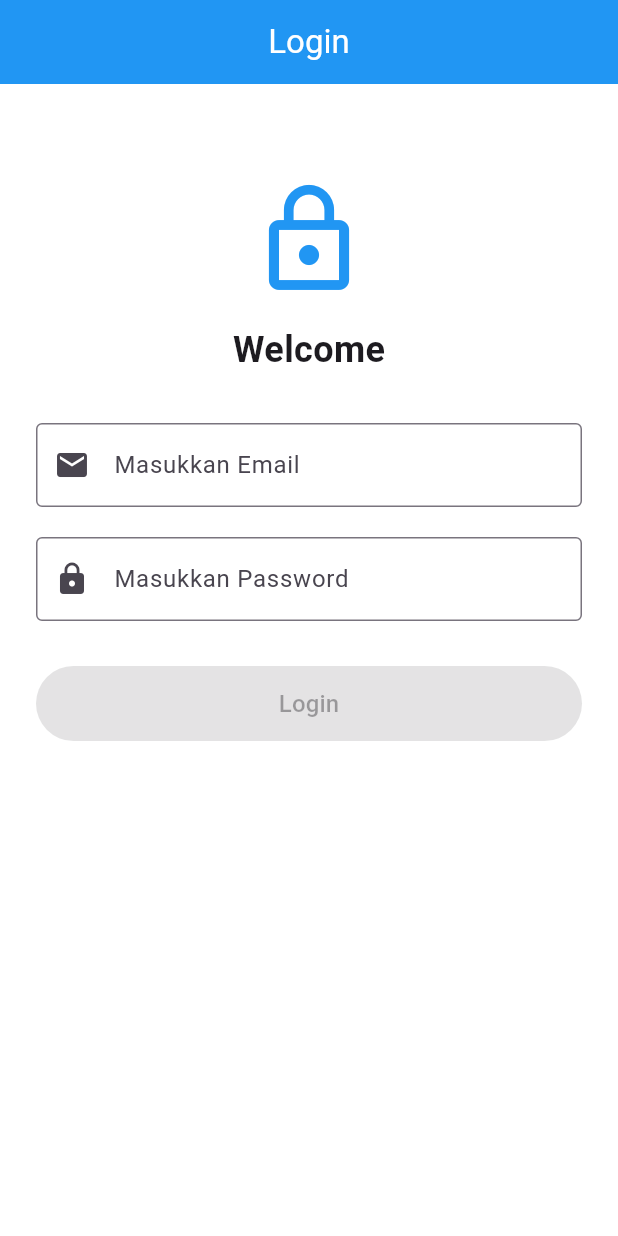
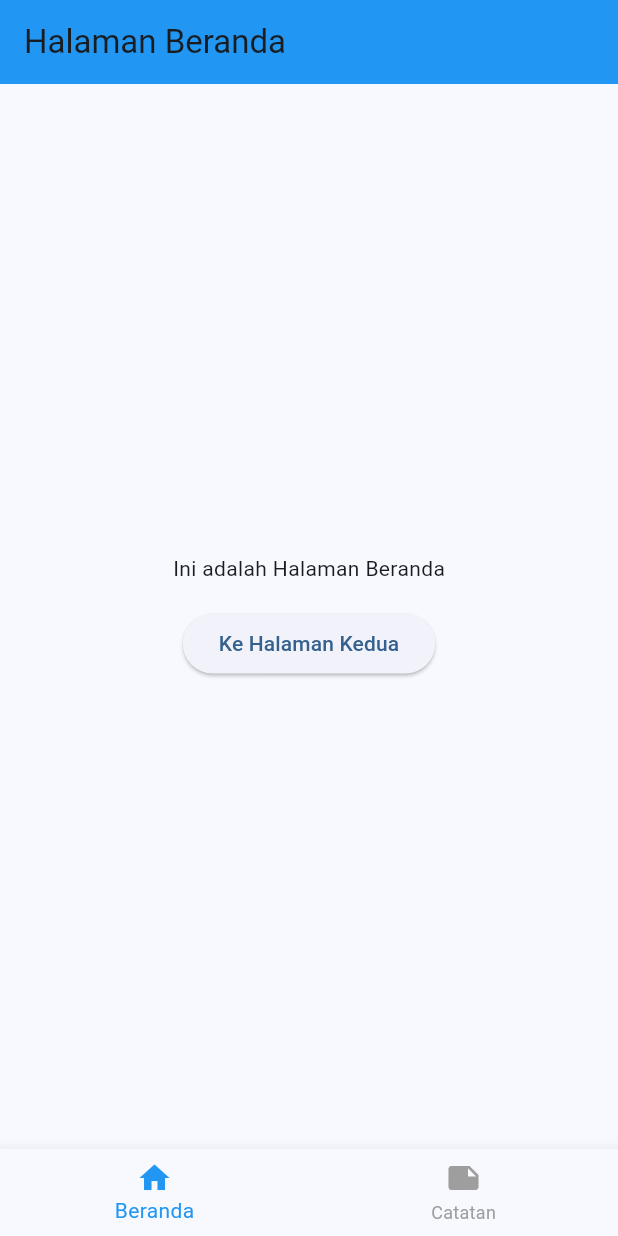
Before and after one commit to Rifqi121/note-app, a Flutter app: the screen it shows after launch, on a phone screen of 412 x 824 dp. Run offline on Flutter 3.47's test engine with Material 3 defaults, Android fonts, the phone set to English and light mode, and no system bars; our stand-ins replace shared_preferences.

```diff
--- a/lib/app.dart
+++ b/lib/app.dart
@@ -1,13 +1,28 @@
 import 'package:flutter/material.dart';
-import 'package:note/screen/login.dart';
+import 'package:note/screen/home_screen.dart';
+import 'package:note/screen/navigation/navigation_bar.dart';
+import 'package:note/screen/second_screen.dart';
+import 'package:note/screen/splash_screen.dart';
+import 'package:note/screen/third_screen.dart';
 
 class MainApp extends StatelessWidget {
   const MainApp({super.key});
 
   @override
   Widget build(BuildContext context) {
-    return const MaterialApp(
-      home: LoginPage(),
+    return MaterialApp(
+      title: 'Notes App',
+      theme: ThemeData(
+        colorScheme: ColorScheme.fromSeed(seedColor: Colors.blue),
+        useMaterial3: true,
+        ),
+      initialRoute: '/splash',
+      routes: {
+        '/' : (context) => MainNavigation(),
+        '/spalsh': (context) => const SplashScreen(),
+        '/second': (context) => SecondScreen(),
+        '/third': (context) => ThirdScreen(),
+      },
     );
   }
 }
--- /dev/null
+++ b/lib/screen/home_screen.dart
@@ -0,0 +1,27 @@
+import 'package:flutter/material.dart';
+
+class HomeScreen extends StatelessWidget {
+  const HomeScreen({super.key});
+
+  @override
+  Widget build(BuildContext context) {
+    return Scaffold(
+      appBar: AppBar(title: const Text('Halaman Beranda'), backgroundColor: Colors.blue,),
+      body: Center(
+        child: Column(
+          mainAxisAlignment: MainAxisAlignment.center,
+          children: [
+            const Text('Ini adalah Halaman Beranda'),
+            const SizedBox(height: 16),
+            ElevatedButton(
+              onPressed: () {
+                Navigator.pushNamed(context, '/second');
+              },
+              child: const Text('Ke Halaman Kedua'),
+            ),
+          ],
+        ),
+      ),
+    );
+  }
+}
--- a/lib/screen/login.dart
+++ b/lib/screen/login.dart
@@ -1,5 +1,5 @@
 import 'package:flutter/material.dart';
-import 'package:note/screen/home.dart';
+import 'package:note/screen/note.dart';
 import 'package:shared_preferences/shared_preferences.dart';
 
 class LoginPage extends StatefulWidget {
@@ -23,7 +23,7 @@ class _LoginPageState extends State<LoginPage> {
       'password': '123456',
     },
     {
-      'name': 'Ulfi Nabila',
+      'name': 'Adzikra',
       'email': 'user2@example.com',
       'password': 'passwordku',
     },
@@ -42,6 +42,7 @@ class _LoginPageState extends State<LoginPage> {
     await prefs.setString('password', password);
   }
 
+  // ignore: unused_element
   void _handleLogin() async {
     if (_formKey.currentState?.validate() ?? false) {
       final inputEmail = _emailController.text.trim();
@@ -153,7 +154,7 @@ class _LoginPageState extends State<LoginPage> {
                             // Jika cocok, pindah ke halaman Home
                             Navigator.pushReplacement(
                               context,
-                              MaterialPageRoute(builder: (context) => const HomePage()),
+                              MaterialPageRoute(builder: (context) => const NotePage()),
                             );
                           } else {
                             // Jika tidak cocok, tampilkan error
--- /dev/null
+++ b/lib/screen/navigation/navigation_bar.dart
@@ -0,0 +1,53 @@
+import 'package:flutter/material.dart';
+import '../home_screen.dart';
+import '../note.dart';
+
+class MainNavigation extends StatefulWidget {
+  const MainNavigation({super.key});
+
+  @override
+  State<MainNavigation> createState() => _MainNavigationState();
+}
+
+class _MainNavigationState extends State<MainNavigation> {
+  int _selectedIndex = 0;
+
+  final List<Widget> _pages = [
+    const HomeScreen(),
+    const NotePage(),
+  ];
+
+  final List<String> _titles = [
+    'Halaman Beranda',
+    'Note Keeper',
+  ];
+
+  void _onItemTapped(int index) {
+    setState(() {
+      _selectedIndex = index;
+    });
+  }
+
+  @override
+  Widget build(BuildContext context) {
+    return Scaffold(
+      body: _pages[_selectedIndex],
+      bottomNavigationBar: BottomNavigationBar(
+        currentIndex: _selectedIndex,
+        onTap: _onItemTapped,
+        selectedItemColor: Colors.blue,
+        unselectedItemColor: Colors.grey,
+        items: const [
+          BottomNavigationBarItem(
+            icon: Icon(Icons.home),
+            label: 'Beranda',
+          ),
+          BottomNavigationBarItem(
+            icon: Icon(Icons.note),
+            label: 'Catatan',
+          ),
+        ],
+      ),
+    );
+  }
+}
```
Also changed, not shown: lib/screen/note.dart (renamed from lib/screen/home.dart, +4 -4 lines), lib/screen/second_screen.dart (added, +34 -0 lines), lib/screen/splash_screen.dart (added, +48 -0 lines), lib/screen/third_screen.dart (added, +27 -0 lines), 3 other files.
